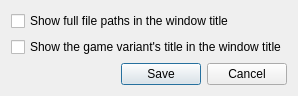
Old version of the form native/src/ReachVariantTool/ui/options_window.ui in the repository DavidJCobb/ReachVariantEditor.
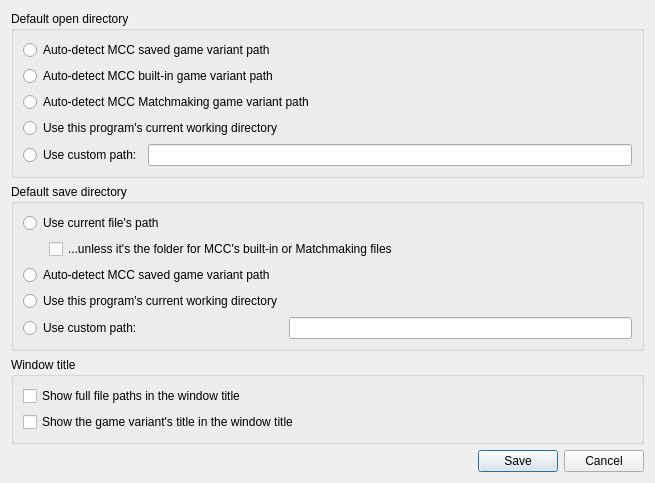
New version of the form.

What changed in the file:
```diff
--- a/native/src/ReachVariantTool/ui/options_window.ui
+++ b/native/src/ReachVariantTool/ui/options_window.ui
@@ -6,15 +6,38 @@
    <rect>
     <x>0</x>
     <y>0</y>
-    <width>294</width>
-    <height>89</height>
+    <width>578</width>
+    <height>401</height>
    </rect>
   </property>
   <property name="windowTitle">
    <string>ReachVariantTool Options</string>
   </property>
   <layout class="QGridLayout" name="gridLayout">
-   <item row="4" column="0">
+   <item row="2" column="0">
+    <widget class="QGroupBox" name="groupBox">
+     <property name="title">
+      <string>Window title</string>
+     </property>
+     <layout class="QGridLayout" name="gridLayout_2">
+      <item row="0" column="0">
+       <widget class="QCheckBox" name="optionFullFilePathsInWindowTitle">
+        <property name="text">
+         <string>Show full file paths in the window title</string>
+        </property>
+       </widget>
+      </item>
+      <item row="1" column="0">
+       <widget class="QCheckBox" name="optionVariantNameInWindowTitle">
+        <property name="text">
+         <string>Show the game variant's title in the window title</string>
+        </property>
+       </widget>
+      </item>
+     </layout>
+    </widget>
+   </item>
+   <item row="5" column="0">
     <layout class="QHBoxLayout" name="horizontalLayout">
      <item>
       <spacer name="horizontalSpacer">
@@ -45,18 +68,114 @@
      </item>
     </layout>
    </item>
+   <item row="0" column="0">
+    <widget class="QGroupBox" name="groupBox_2">
+     <property name="title">
+      <string>Default open directory</string>
+     </property>
+     <layout class="QGridLayout" name="gridLayout_3">
+      <item row="5" column="0">
+       <widget class="QRadioButton" name="defaultOpenPathUseCustom">
+        <property name="text">
+         <string>Use custom path:</string>
+        </property>
+       </widget>
+      </item>
+      <item row="5" column="1">
+       <widget class="QLineEdit" name="defaultOpenPathCustom"/>
+      </item>
+      <item row="4" column="0" colspan="2">
+       <widget class="QRadioButton" name="defaultOpenPathCWD">
+        <property name="text">
+         <string>Use this program's current working directory</string>
+        </property>
+       </widget>
+      </item>
+      <item row="3" column="0" colspan="2">
+       <widget class="QRadioButton" name="defaultOpenPathAutoMCCMM">
+        <property name="text">
+         <string>Auto-detect MCC Matchmaking game variant path</string>
+        </property>
+       </widget>
+      </item>
+      <item row="2" column="0" colspan="2">
+       <widget class="QRadioButton" name="defaultOpenPathAutoMCCBuiltIn">
+        <property name="text">
+         <string>Auto-detect MCC built-in game variant path</string>
+        </property>
+       </widget>
+      </item>
+      <item row="1" column="0" colspan="2">
+       <widget class="QRadioButton" name="defaultOpenPathAutoMCCSaved">
+        <property name="text">
+         <string>Auto-detect MCC saved game variant path</string>
+        </property>
+       </widget>
+      </item>
+     </layout>
+    </widget>
+   </item>
    <item row="1" column="0">
-    <widget class="QCheckBox" name="optionFullFilePathsInWindowTitle">
-     <property name="text">
-      <string>Show full file paths in the window title</string>
+    <widget class="QGroupBox" name="groupBox_3">
+     <property name="title">
+      <string>Default save directory</string>
      </property>
-    </widget>
-   </item>
-   <item row="2" column="0">
-    <widget class="QCheckBox" name="optionVariantNameInWindowTitle">
-     <property name="text">
-      <string>Show the game variant's title in the window title</string>
-     </property>
+     <layout class="QGridLayout" name="gridLayout_4">
+      <item row="1" column="0">
+       <spacer name="horizontalSpacer_2">
+        <property name="orientation">
+         <enum>Qt::Horizontal</enum>
+        </property>
+        <property name="sizeType">
+         <enum>QSizePolicy::Fixed</enum>
+        </property>
+        <property name="sizeHint" stdset="0">
+         <size>
+          <width>20</width>
+          <height>0</height>
+         </size>
+        </property>
+       </spacer>
+      </item>
+      <item row="0" column="0" colspan="3">
+       <widget class="QRadioButton" name="defaultSavePathCurrentFile">
+        <property name="text">
+         <string>Use current file's path</string>
+        </property>
+       </widget>
+      </item>
+      <item row="1" column="1" colspan="2">
+       <widget class="QCheckBox" name="defaultSavePathExcludeMCCNative">
+        <property name="text">
+         <string>...unless it's the folder for MCC's built-in or Matchmaking files</string>
+        </property>
+       </widget>
+      </item>
+      <item row="4" column="2">
+       <widget class="QLineEdit" name="defaultSavePathCustom"/>
+      </item>
+      <item row="4" column="0" colspan="2">
+       <widget class="QRadioButton" name="defaultSavePathUseCustom">
+        <property name="text">
+         <string>Use custom path:</string>
+        </property>
+       </widget>
+      </item>
+      <item row="2" column="0" colspan="3">
+       <widget class="QRadioButton" name="defaultSavePathAutoMCCSaved">
+        <property name="text">
+         <string>Auto-detect MCC saved game variant path</string>
+        </property>
+       </widget>
+      </item>
+      <item row="3" column="0" colspan="2">
+       <widget class="QRadioButton" name="defaultSavePathCWD">
+        <property name="text">
+         <string>Use this program's current working directory</string>
+        </property>
+       </widget>
+      </item>
+     </layout>
     </widget>
    </item>
   </layout>
```
